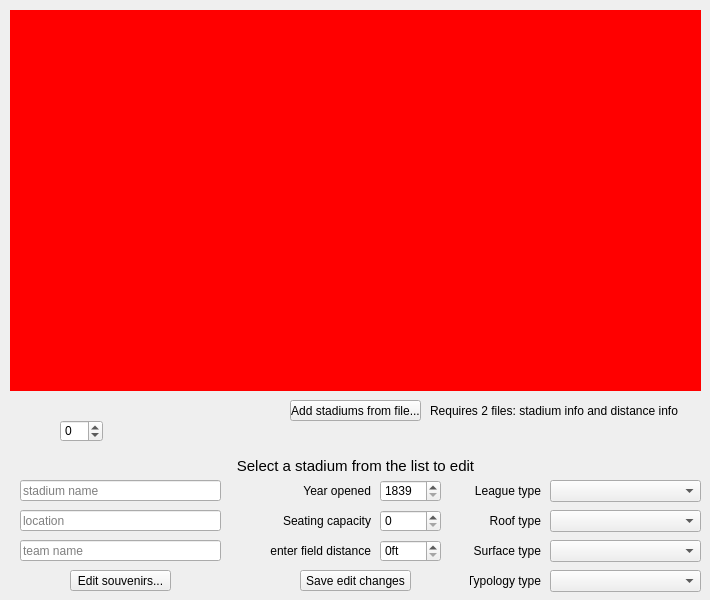
Above: src/views/adminview.ui from minorleaguegrayonassociates/GrayonSlam before the change. Below: the same form after it.
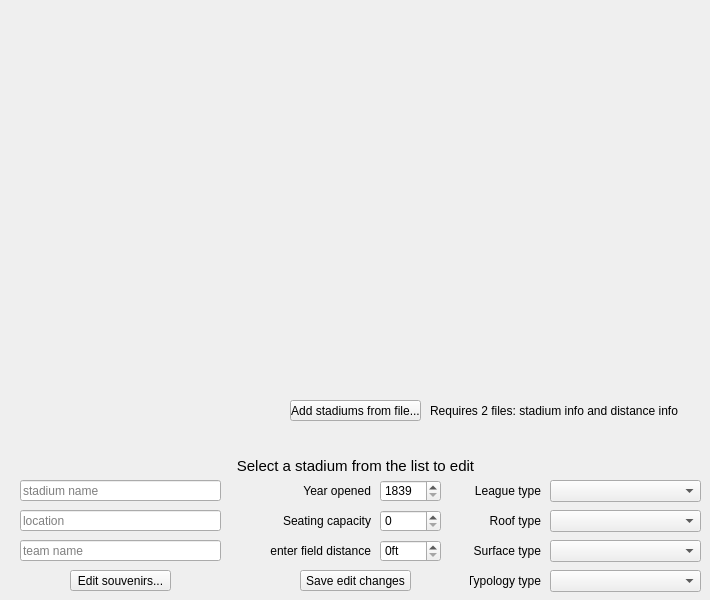
That is the form after the change.

Commit message: Add stadium list (finally)

Patch:
```diff
--- a/src/views/adminview.ui
+++ b/src/views/adminview.ui
@@ -36,7 +36,11 @@
       </rect>
      </property>
      <property name="styleSheet">
-      <string notr="true">QWidget { background-color: red; }</string>
+      <string notr="true">QTreeWidget
+{
+	color: white;
+	background-color: #303030;
+}</string>
      </property>
     </widget>
     <widget class="QPushButton" name="pushButton_stadAddFromFile">
@@ -434,19 +438,6 @@
       <set>Qt::AlignRight|Qt::AlignTrailing|Qt::AlignVCenter</set>
      </property>
     </widget>
-    <widget class="QSpinBox" name="spinBox">
-     <property name="geometry">
-      <rect>
-       <x>60</x>
-       <y>420</y>
-       <width>43</width>
-       <height>22</height>
-      </rect>
-     </property>
-     <property name="minimum">
-      <number>-99</number>
-     </property>
-    </widget>
    </widget>
    <widget class="QWidget" name="page_souvenirs">
     <widget class="QWidget" name="widget_souvAvailableList" native="true">
```
The commit also changes 2 other files.
